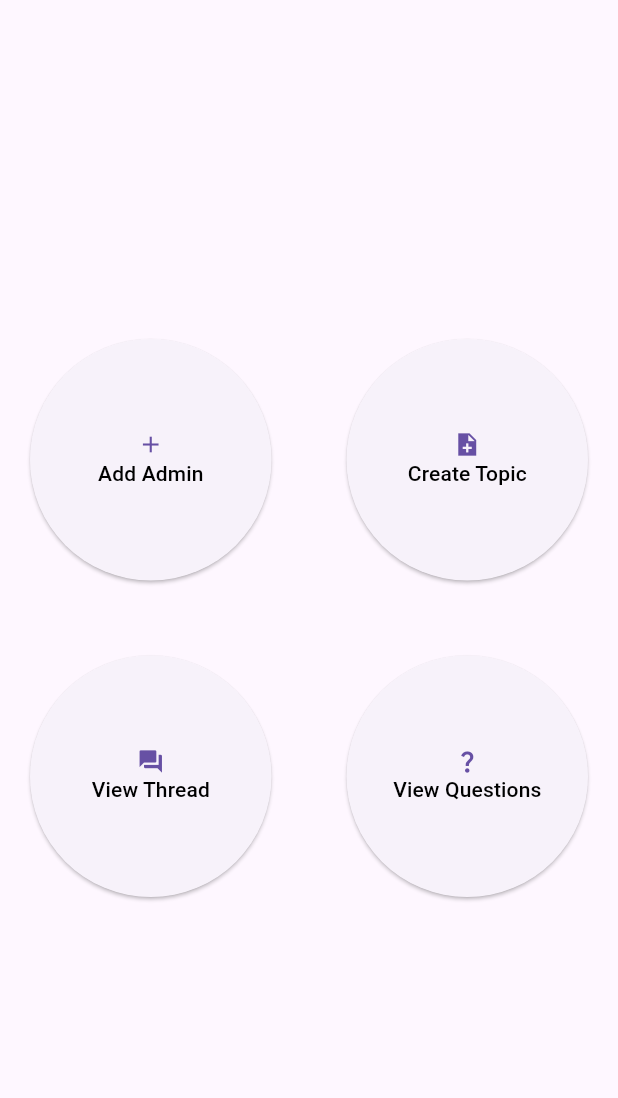
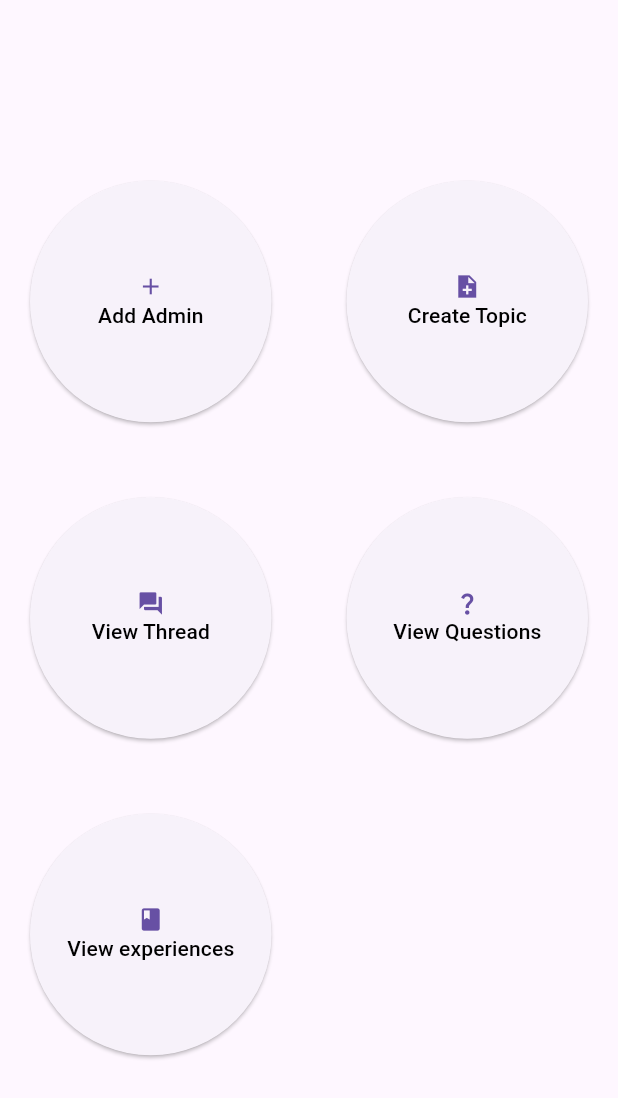
Before and after one commit to lukasanader/Team-TODO, a Flutter app: the AdminHomepage screen opened directly with empty values, on a phone screen of 412 x 824 dp. Shown: the top 1098 px of the screen. Run offline on Flutter 3.47's test engine with Material 3 defaults, Android fonts, the light colour scheme and no system bars; our stand-ins replace chewie, cloud_firestore, file_picker, firebase_auth, firebase_core, firebase_storage and 4 more; accounts and stored records are empty.

Commit message:
Move some stuff around in UI

```diff
--- a/info_hub_app/lib/admin/admin_dash.dart
+++ b/info_hub_app/lib/admin/admin_dash.dart
@@ -1,6 +1,7 @@
 import 'package:flutter/cupertino.dart';
 import 'package:flutter/material.dart';
 import 'package:cloud_firestore/cloud_firestore.dart';
+import 'package:info_hub_app/patient_experience/admin_experience_view.dart';
 import 'package:info_hub_app/topics/create_topic.dart';
 import 'package:info_hub_app/ask_question/question_view.dart';
 import 'package:firebase_storage/firebase_storage.dart';
@@ -98,6 +99,27 @@
                   Icon(Icons.question_mark),
                   Text(
                     'View Questions',
+                    style: TextStyle(color: Colors.black),
+                  ),
+                ],
+              ),
+            ),
+            ElevatedButton(
+              onPressed: () => Navigator.of(context).push(
+                CupertinoPageRoute(
+                  builder: (BuildContext context) {
+                    return AdminExperienceView(
+                      firestore: widget.firestore,
+                    );
+                  },
+                ),
+              ),
+              child: const Column(
+                mainAxisSize: MainAxisSize.min,
+                children: [
+                  Icon(Icons.book),
+                  Text(
+                    'View experiences',
                     style: TextStyle(color: Colors.black),
                   ),
                 ],
--- a/info_hub_app/lib/main.dart
+++ b/info_hub_app/lib/main.dart
@@ -3,6 +3,8 @@
 import 'package:firebase_auth/firebase_auth.dart';
 import 'package:firebase_storage/firebase_storage.dart';
 import 'package:flutter/material.dart';
+import 'package:info_hub_app/admin/admin_dash.dart';
+import 'package:info_hub_app/home_page/home_page.dart';
 import 'notifications/notification.dart' as custom;
 import 'registration/start_page.dart';
 import 'package:provider/provider.dart';
@@ -48,6 +50,7 @@
           storage: storage,
           auth: auth,
         ),
+        // home: AdminHomepage(firestore: firestore, storage: storage),
       ),
     );
   }
```
Also changed, not shown: info_hub_app/lib/home_page/home_page.dart (+2 -12 lines), info_hub_app/pubspec.lock.
